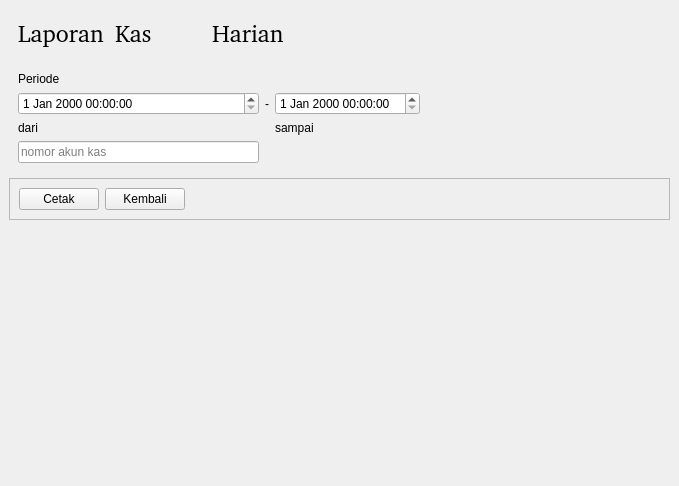
Qt form source/laporan/ui_laporan.ui (fnugrahendi/petuk.corp) before a commit.
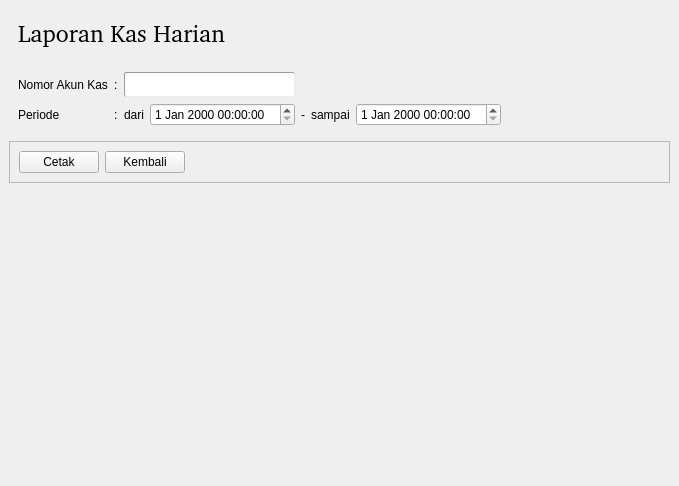
The same form after that commit. The open tabs and pages were chosen to show the change.

Commit message: no akun kas button

Patch:
```diff
--- a/source/laporan/ui_laporan.ui
+++ b/source/laporan/ui_laporan.ui
@@ -148,10 +148,10 @@
 											<pointsize>18</pointsize>
 										</font>
 									</property>
-									<property	name="text">
-										<string>Laporan	Kas	Harian</string>
-									</property>
-									<property	name="alignment">
+         <property name="text">
+          <string>Laporan Kas Harian</string>
+         </property>
+         <property name="alignment">
 										<set>Qt::AlignLeading|Qt::AlignLeft|Qt::AlignVCenter</set>
 									</property>
 								</widget>
@@ -167,30 +167,30 @@
 						<property	name="frameShadow">
 							<enum>QFrame::Raised</enum>
 						</property>
-						<layout	class="QGridLayout"	name="gridLayout_13">
-							<item	row="1"	column="1">
-								<widget	class="QLabel"	name="lb_Laporan_KasHarian_">
-									<property	name="text">
+      <layout class="QGridLayout" name="gridLayout_13">
+       <item row="2" column="4">
+        <widget class="QLabel" name="lb_Laporan_KasHarian_">
+         <property name="text">
 										<string>-</string>
 									</property>
 								</widget>
 							</item>
-							<item	row="1"	column="0">
-								<widget	class="QDateTimeEdit"	name="dte_Laporan_KasHarian_Dari"/>
-							</item>
-							<item	row="0"	column="0">
-								<widget	class="QLabel"	name="lb_Laporan_KasHarian_Periode">
-									<property	name="text">
+       <item row="2" column="3">
+        <widget class="QDateTimeEdit" name="dte_Laporan_KasHarian_Dari"/>
+       </item>
+       <item row="2" column="0">
+        <widget class="QLabel" name="lb_Laporan_KasHarian_Periode">
+         <property name="text">
 										<string>Periode</string>
 									</property>
 								</widget>
 							</item>
-							<item	row="1"	column="2">
-								<widget	class="QDateTimeEdit"	name="dte_Laporan_KasHarian_Sampai"/>
-							</item>
-							<item	row="1"	column="3">
-								<spacer	name="hs_Laporan_KasHarian_FA">
-									<property	name="orientation">
+       <item row="2" column="6">
+        <widget class="QDateTimeEdit" name="dte_Laporan_KasHarian_Sampai"/>
+       </item>
+       <item row="2" column="7">
+        <spacer name="hs_Laporan_KasHarian_FA">
+         <property name="orientation">
 										<enum>Qt::Horizontal</enum>
 									</property>
 									<property	name="sizeHint"	stdset="0">
@@ -201,24 +201,48 @@
 									</property>
 								</spacer>
 							</item>
-							<item	row="2"	column="0">
-								<widget	class="QLabel"	name="lb_Laporan_KasHarian_Dari">
-									<property	name="text">
+       <item row="2" column="2">
+        <widget class="QLabel" name="lb_Laporan_KasHarian_Dari">
+         <property name="text">
 										<string>dari</string>
 									</property>
 								</widget>
 							</item>
-							<item	row="2"	column="2">
-								<widget	class="QLabel"	name="lb_Laporan_KasHarian_Sampai">
-									<property	name="text">
+       <item row="2" column="5">
+        <widget class="QLabel" name="lb_Laporan_KasHarian_Sampai">
+         <property name="text">
 										<string>sampai</string>
 									</property>
 								</widget>
 							</item>
-							<item	row="3"	column="0">
-								<widget	class="QLineEdit"	name="le_Laporan_KasHarian_NoAkunKas">
-									<property	name="placeholderText">
-										<string>nomor akun kas</string>
+       <item row="0" column="2" colspan="2">
+        <widget class="QPushButton" name="tb_Laporan_KasHarian_noAkunKas">
+         <property name="styleSheet">
+          <string notr="true">QLineEdit,QPushButton{border-style:inset;border-width:1px;border-radius:2px;border-color:rgb(156, 156, 156);background-color:#ffffff;min-height:23px;}</string>
+         </property>
+         <property name="text">
+          <string/>
+         </property>
+        </widget>
+       </item>
+       <item row="0" column="0">
+        <widget class="QLabel" name="lb_Laporan_KasHarian_NoAkunKas">
+         <property name="text">
+          <string>Nomor Akun Kas</string>
+         </property>
+        </widget>
+       </item>
+       <item row="2" column="1">
+        <widget class="QLabel" name="label">
+         <property name="text">
+          <string>:</string>
+         </property>
+        </widget>
+       </item>
+       <item row="0" column="1">
+        <widget class="QLabel" name="label_2">
+         <property name="text">
+          <string>:</string>
 									</property>
 								</widget>
 							</item>
```
Left out of the diff: 382 changed lines with no effect on the pictures. Lines whose indentation alone changed are shown as unchanged. The commit also changes 1 other file.
